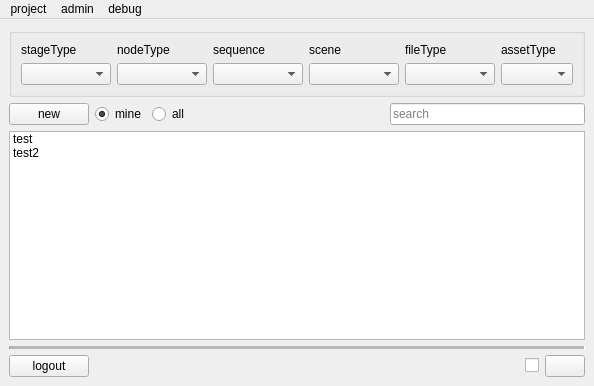
Old version of the form rbhusUI/lib/rbhusPipeMainMod.ui in the repository aumanimationstudios/rbhus.
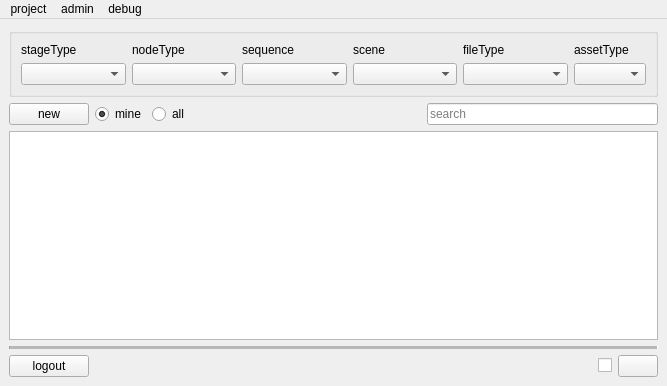
New version of the form.

Commit message: asset management

```diff
--- a/rbhusUI/lib/rbhusPipeMainMod.ui
+++ b/rbhusUI/lib/rbhusPipeMainMod.ui
@@ -6,7 +6,7 @@
    <rect>
     <x>0</x>
     <y>0</y>
-    <width>594</width>
+    <width>667</width>
     <height>386</height>
    </rect>
   </property>
@@ -27,7 +27,7 @@
   </property>
   <widget class="QWidget" name="centralwidget">
    <layout class="QGridLayout" name="gridLayout">
-    <item row="9" column="1" colspan="5">
+    <item row="8" column="1" colspan="2">
      <spacer name="horizontalSpacer">
       <property name="orientation">
        <enum>Qt::Horizontal</enum>
@@ -40,7 +40,39 @@
       </property>
      </spacer>
     </item>
-    <item row="2" column="0" colspan="8">
+    <item row="8" column="4">
+     <widget class="QPushButton" name="assRefresh">
+      <property name="sizePolicy">
+       <sizepolicy hsizetype="Fixed" vsizetype="Fixed">
+        <horstretch>0</horstretch>
+        <verstretch>0</verstretch>
+       </sizepolicy>
+      </property>
+      <property name="text">
+       <string/>
+      </property>
+     </widget>
+    </item>
+    <item row="7" column="0" colspan="5">
+     <widget class="Line" name="line">
+      <property name="enabled">
+       <bool>true</bool>
+      </property>
+      <property name="frameShadow">
+       <enum>QFrame::Sunken</enum>
+      </property>
+      <property name="lineWidth">
+       <number>1</number>
+      </property>
+      <property name="midLineWidth">
+       <number>3</number>
+      </property>
+      <property name="orientation">
+       <enum>Qt::Horizontal</enum>
+      </property>
+     </widget>
+    </item>
+    <item row="2" column="0" colspan="5">
      <widget class="QGroupBox" name="groupBox">
       <property name="title">
        <string/>
@@ -115,56 +147,7 @@
       </layout>
      </widget>
     </item>
-    <item row="8" column="0" colspan="8">
-     <widget class="Line" name="line">
-      <property name="enabled">
-       <bool>true</bool>
-      </property>
-      <property name="frameShadow">
-       <enum>QFrame::Sunken</enum>
-      </property>
-      <property name="lineWidth">
-       <number>1</number>
-      </property>
-      <property name="midLineWidth">
-       <number>3</number>
-      </property>
-      <property name="orientation">
-       <enum>Qt::Horizontal</enum>
-      </property>
-     </widget>
-    </item>
-    <item row="7" column="0" colspan="8">
-     <widget class="QListWidget" name="listWidget">
-      <property name="selectionMode">
-       <enum>QAbstractItemView::ExtendedSelection</enum>
-      </property>
-      <item>
-       <property name="text">
-        <string>test</string>
-       </property>
-      </item>
-      <item>
-       <property name="text">
-        <string>test2</string>
-       </property>
-      </item>
-     </widget>
-    </item>
-    <item row="9" column="7">
-     <widget class="QPushButton" name="assRefresh">
-      <property name="sizePolicy">
-       <sizepolicy hsizetype="Fixed" vsizetype="Fixed">
-        <horstretch>0</horstretch>
-        <verstretch>0</verstretch>
-       </sizepolicy>
-      </property>
-      <property name="text">
-       <string/>
-      </property>
-     </widget>
-    </item>
-    <item row="4" column="0" colspan="8">
+    <item row="4" column="0" colspan="5">
      <layout class="QHBoxLayout" name="horizontalLayout">
       <item>
        <widget class="QPushButton" name="pushNewAsset">
@@ -218,20 +201,7 @@
       </item>
      </layout>
     </item>
-    <item row="9" column="0">
-     <widget class="QPushButton" name="pushLogout">
-      <property name="sizePolicy">
-       <sizepolicy hsizetype="Fixed" vsizetype="Fixed">
-        <horstretch>0</horstretch>
-        <verstretch>0</verstretch>
-       </sizepolicy>
-      </property>
-      <property name="text">
-       <string>logout</string>
-      </property>
-     </widget>
-    </item>
-    <item row="9" column="6">
+    <item row="8" column="3">
      <widget class="QCheckBox" name="checkRefresh">
       <property name="sizePolicy">
        <sizepolicy hsizetype="Fixed" vsizetype="Fixed">
@@ -250,6 +220,32 @@
       </property>
      </widget>
     </item>
+    <item row="8" column="0">
+     <widget class="QPushButton" name="pushLogout">
+      <property name="sizePolicy">
+       <sizepolicy hsizetype="Fixed" vsizetype="Fixed">
+        <horstretch>0</horstretch>
+        <verstretch>0</verstretch>
+       </sizepolicy>
+      </property>
+      <property name="text">
+       <string>logout</string>
+      </property>
+     </widget>
+    </item>
+    <item row="5" column="0" colspan="5">
+     <widget class="QListWidget" name="listWidget">
+      <property name="alternatingRowColors">
+       <bool>true</bool>
+      </property>
+      <property name="selectionMode">
+       <enum>QAbstractItemView::ExtendedSelection</enum>
+      </property>
+      <property name="sortingEnabled">
+       <bool>true</bool>
+      </property>
+     </widget>
+    </item>
    </layout>
   </widget>
   <widget class="QMenuBar" name="menuBar">
@@ -257,7 +253,7 @@
     <rect>
      <x>0</x>
      <y>0</y>
-     <width>594</width>
+     <width>667</width>
      <height>21</height>
     </rect>
    </property>
```
The commit also changes 2 other files.
